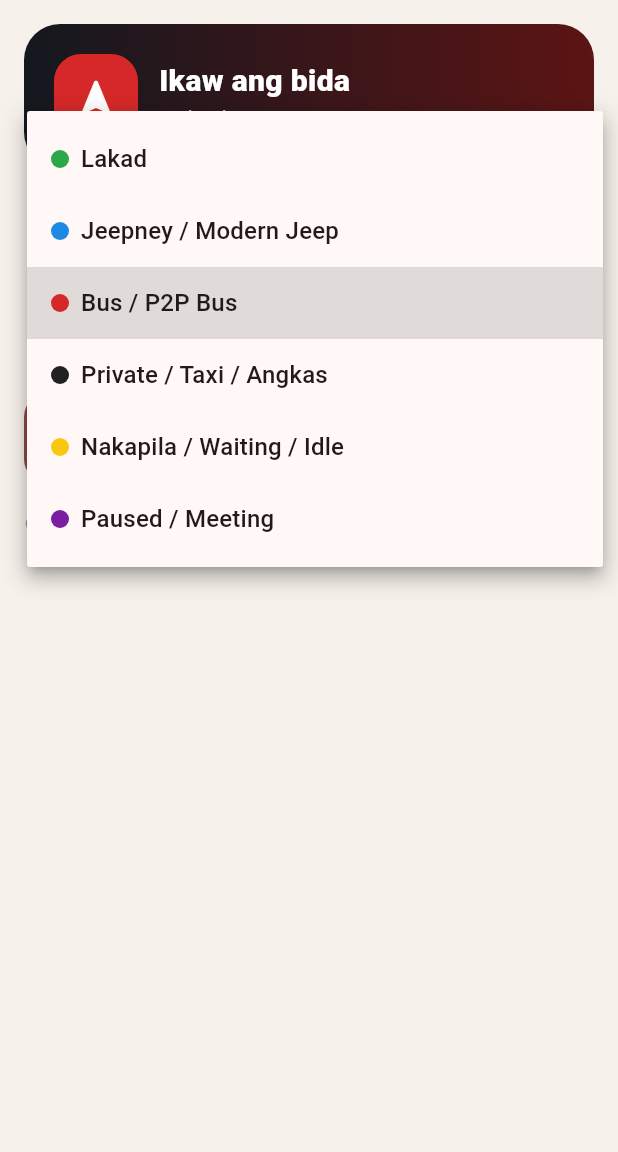
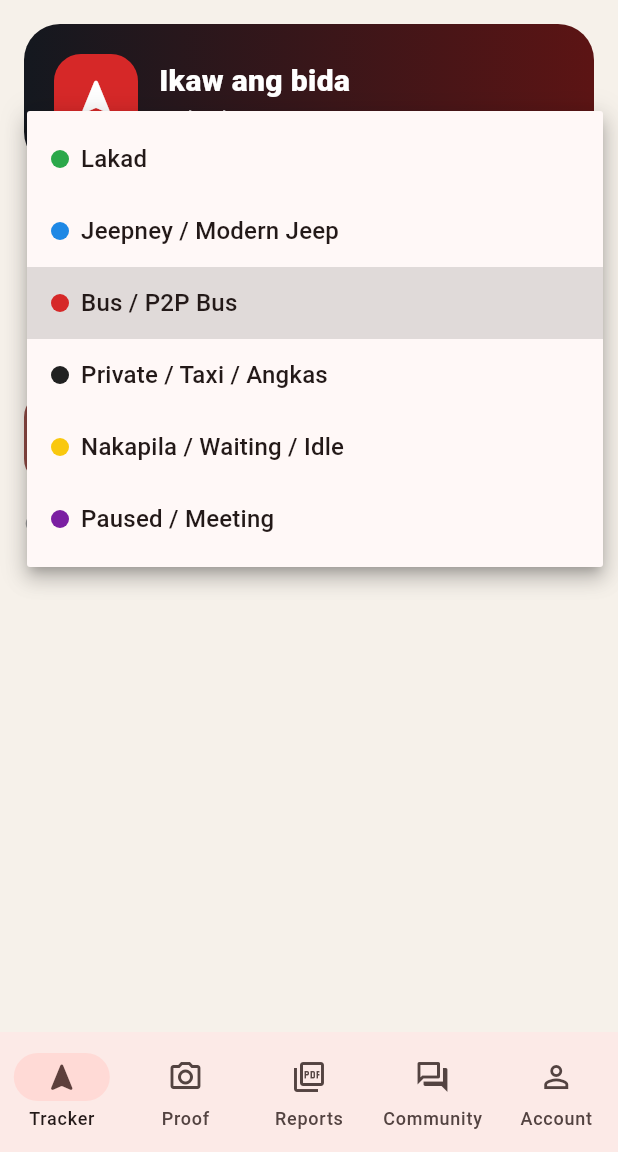
Before and after one commit to alexbabibop/byahero, a Flutter app: the screen it shows after launch, after a tap on "Bus / P2P Bus", on a phone screen of 412 x 824 dp, the part 84-1236 px from its top. Run offline on Flutter 3.47's test engine with Material 3 defaults, Android fonts, the phone set to English and light mode, and no system bars; our stand-ins replace battery_plus, camera, cloud_firestore, device_info_plus, firebase_core, geolocator and 3 more; accounts and stored records are empty.

Commit message:
feat: bottom-tab shell wiring all PRD screens (tracker/proof/reports/community/account)

```diff
--- /dev/null
+++ b/lib/screens/app_shell.dart
@@ -0,0 +1,63 @@
+import 'package:flutter/material.dart';
+import 'home_tracker_screen.dart';
+import 'proof_camera_screen.dart';
+import 'pdf_preview_screen.dart';
+import 'community_feed_screen.dart';
+import 'auth_screen.dart';
+
+/// Bottom-tab shell: lahat ng PRD functions, isang tap lang ang layo.
+class AppShell extends StatefulWidget {
+  const AppShell({super.key});
+  @override
+  State<AppShell> createState() => _AppShellState();
+}
+
+class _AppShellState extends State<AppShell> {
+  int _index = 0;
+
+  static const _pages = [
+    HomeTrackerScreen(),
+    ProofCameraScreen(),
+    PdfPreviewScreen(),
+    CommunityFeedScreen(),
+    AuthScreen(),
+  ];
+
+  @override
+  Widget build(BuildContext context) {
+    return Scaffold(
+      body: IndexedStack(index: _index, children: _pages),
+      bottomNavigationBar: NavigationBar(
+        selectedIndex: _index,
+        onDestinationSelected: (i) => setState(() => _index = i),
+        destinations: const [
+          NavigationDestination(
+            icon: Icon(Icons.navigation_outlined),
+            selectedIcon: Icon(Icons.navigation_rounded),
+            label: 'Tracker',
+          ),
+          NavigationDestination(
+            icon: Icon(Icons.camera_alt_outlined),
+            selectedIcon: Icon(Icons.camera_alt_rounded),
+            label: 'Proof',
+          ),
+          NavigationDestination(
+            icon: Icon(Icons.picture_as_pdf_outlined),
+            selectedIcon: Icon(Icons.picture_as_pdf_rounded),
+            label: 'Reports',
+          ),
+          NavigationDestination(
+            icon: Icon(Icons.forum_outlined),
+            selectedIcon: Icon(Icons.forum_rounded),
+            label: 'Community',
+          ),
+          NavigationDestination(
+            icon: Icon(Icons.person_outline),
+            selectedIcon: Icon(Icons.person_rounded),
+            label: 'Account',
+          ),
+        ],
+      ),
+    );
+  }
+}
--- a/lib/screens/splash_screen.dart
+++ b/lib/screens/splash_screen.dart
@@ -1,7 +1,7 @@
 import 'dart:async';
 import 'package:flutter/material.dart';
 import '../theme/app_theme.dart';
-import 'home_tracker_screen.dart';
+import 'app_shell.dart';
 
 /// Soft startup splash: gradient + bida badge + tagline.
 /// In-app ito (hindi native) para hindi mabura ng CI android-regenerate.
@@ -31,7 +31,7 @@ class _SplashScreenState extends State<SplashScreen>
       Navigator.of(context).pushReplacement(
         PageRouteBuilder(
           transitionDuration: const Duration(milliseconds: 500),
-          pageBuilder: (_, __, ___) => const HomeTrackerScreen(),
+          pageBuilder: (_, __, ___) => const AppShell(),
           transitionsBuilder: (_, a, __, child) =>
               FadeTransition(opacity: a, child: child),
         ),
```
